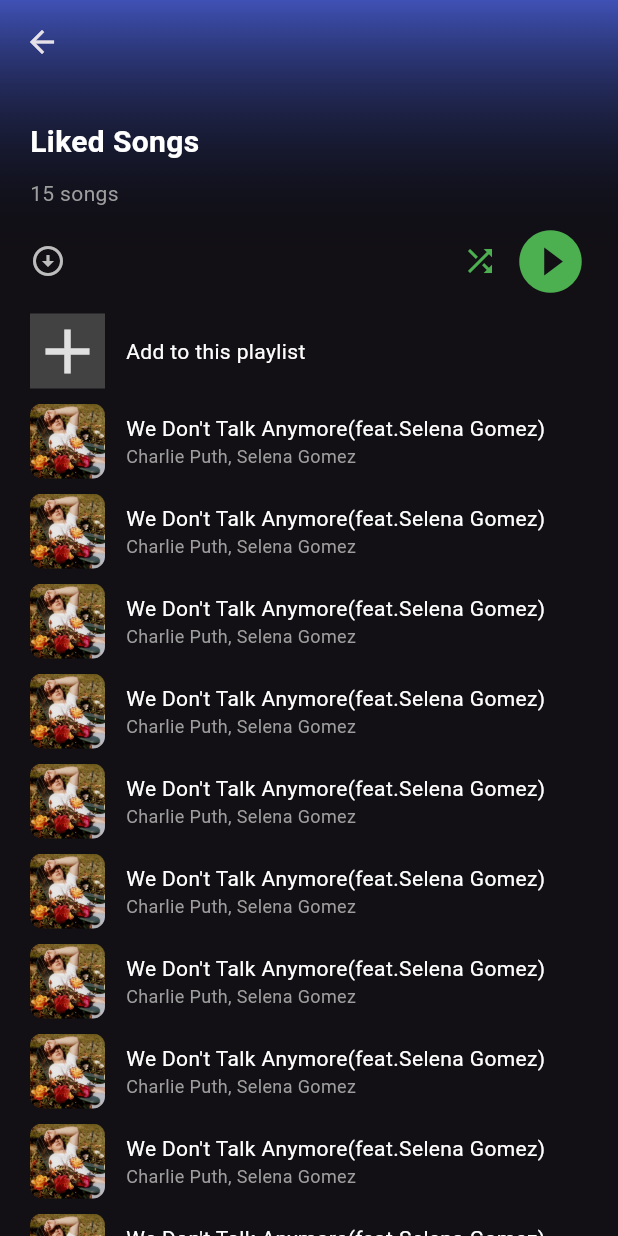
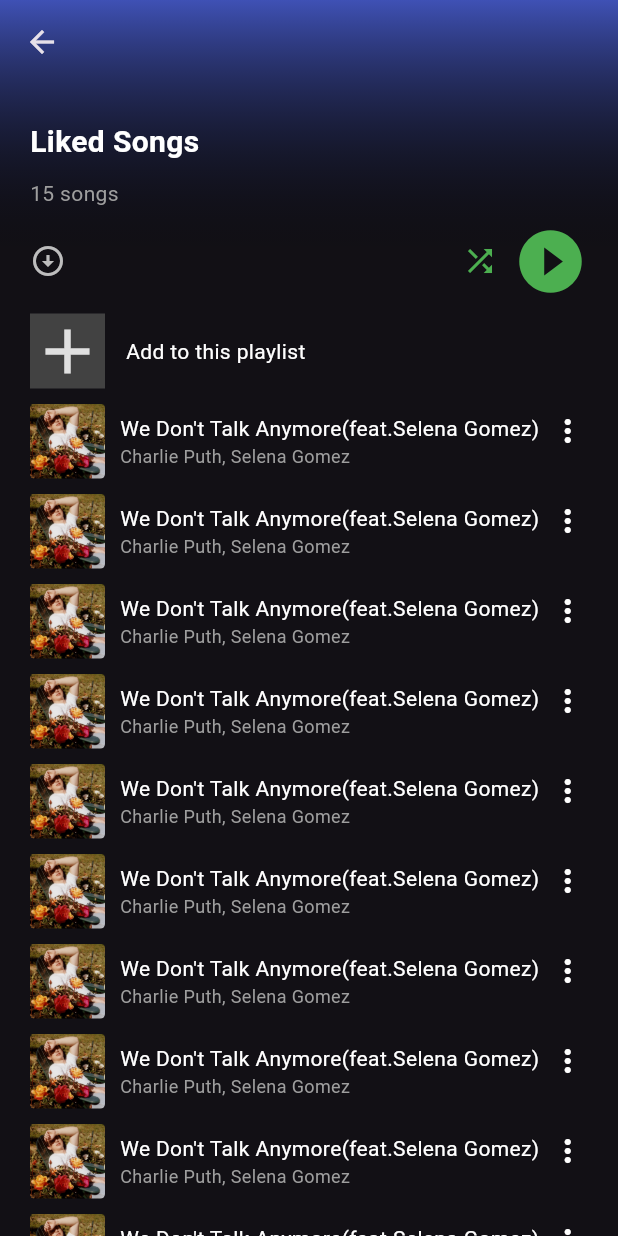
Before and after one commit to rustyonkeys/Spotify_clone, a Flutter app: the screen it shows after launch, after a tap on "Liked Songs", on a phone screen of 412 x 824 dp. Run offline on Flutter 3.47's test engine with Material 3 defaults, Android fonts, the phone set to English and light mode, and no system bars.

Commit message:
Added BottomNavBar but need fixes

```diff
--- a/lib/main.dart
+++ b/lib/main.dart
@@ -1,4 +1,5 @@
 import "package:flutter/material.dart";
+import "package:spotify_clone/sections/bottom.dart";
 import "package:spotify_clone/sections/home.dart";
 
 void main() => runApp(MyApp());
@@ -13,7 +14,7 @@ class MyApp extends StatelessWidget {
       theme: ThemeData(
         brightness: Brightness.dark
       ),
-      home: HomePage() ,
+      home: BottomNav() ,
     );
   }
 }
--- /dev/null
+++ b/lib/sections/bottom.dart
@@ -0,0 +1,44 @@
+import 'package:flutter/material.dart';
+import 'package:spotify_clone/sections/home.dart';
+import 'package:spotify_clone/sections/likedsongs.dart';
+import 'package:spotify_clone/sections/songs/charlieputh.dart';
+import 'package:spotify_clone/sections/songs/theweekend.dart';
+
+class BottomNav extends StatefulWidget {
+  const BottomNav({super.key});
+
+  @override
+  State<BottomNav> createState() => _BottomNavState();
+}
+
+class _BottomNavState extends State<BottomNav> {
+  int selectedindex = 0;
+
+  List<Widget> widgets =[
+    HomePage(),
+    LikedSongs(),
+    CharliePuth(),
+    TheWeekend()
+  ];
+  void onTapped(int index){
+    setState(() {
+      selectedindex = index;
+    });
+  }
+  @override
+  Widget build(BuildContext context) {
+    return Scaffold(
+      body: widgets.elementAt(selectedindex),
+      bottomNavigationBar: BottomNavigationBar(items: const <BottomNavigationBarItem>[
+        BottomNavigationBarItem(icon: Icon(Icons.home_filled),label: 'Home'),
+        BottomNavigationBarItem(icon: Icon(Icons.search),label: 'Search'),
+        BottomNavigationBarItem(icon: Icon(Icons.library_add_rounded),label: 'Your Library'),
+        BottomNavigationBarItem(icon: Icon(Icons.workspace_premium),label: 'Premium')
+      ],
+      currentIndex: selectedindex,
+      selectedItemColor: Colors.white,
+      unselectedItemColor: Colors.grey,
+        onTap: onTapped,),
+    );
+  }
+}
--- a/lib/sections/home.dart
+++ b/lib/sections/home.dart
@@ -469,6 +469,7 @@ class HomePage extends StatelessWidget {
 
             ],),
         )
+
     );
   }
 }
--- a/lib/sections/likedsongs.dart
+++ b/lib/sections/likedsongs.dart
@@ -65,8 +65,11 @@ class LikedSongs extends StatelessWidget {
               children: [
                 Container(child:
                 ClipRRect(child: Image(image: AssetImage("assets/charlieputh.jpg")),
-                  borderRadius: BorderRadius.circular(8),),width: 50,height: 50,),
-                  SizedBox(width: 14,),
+                  borderRadius: BorderRadius.circular(3),),width: 50,height: 50,),
+                SizedBox(width: 10,),
+                Row(
+                  crossAxisAlignment: CrossAxisAlignment.start,
+                  children: [
                     Column(
                       crossAxisAlignment: CrossAxisAlignment.start,
                       children: [
@@ -76,6 +79,10 @@ class LikedSongs extends StatelessWidget {
                             fontSize: 12),)
                       ],
                     ),
+                    SizedBox(width: 7,),
+                    Icon(Icons.more_vert_rounded)
+                  ],
+                ),
               ],
             ),
               SizedBox(height:10),
@@ -83,8 +90,11 @@ class LikedSongs extends StatelessWidget {
                 children: [
                   Container(child:
                   ClipRRect(child: Image(image: AssetImage("assets/charlieputh.jpg")),
-                    borderRadius: BorderRadius.circular(8),),width: 50,height: 50,),
-                  SizedBox(width: 14,),
+                    borderRadius: BorderRadius.circular(3),),width: 50,height: 50,),
+                  SizedBox(width: 10,),
+                  Row(
+                    crossAxisAlignment: CrossAxisAlignment.start,
+                    children: [
                       Column(
                         crossAxisAlignment: CrossAxisAlignment.start,
                         children: [
@@ -94,6 +104,10 @@ class LikedSongs extends StatelessWidget {
                               fontSize: 12),)
                         ],
                       ),
+                      SizedBox(width: 7,),
+                      Icon(Icons.more_vert_rounded)
+                    ],
+                  ),
                 ],
               ),
               SizedBox(height:10),
@@ -101,8 +115,11 @@ class LikedSongs extends StatelessWidget {
                 children: [
                   Container(child:
                   ClipRRect(child: Image(image: AssetImage("assets/charlieputh.jpg")),
-                    borderRadius: BorderRadius.circular(8),),width: 50,height: 50,),
-                  SizedBox(width: 14,),
+                    borderRadius: BorderRadius.circular(3),),width: 50,height: 50,),
+                  SizedBox(width: 10,),
+                  Row(
+                    crossAxisAlignment: CrossAxisAlignment.start,
+                    children: [
                       Column(
                         crossAxisAlignment: CrossAxisAlignment.start,
                         children: [
@@ -112,6 +129,10 @@ class LikedSongs extends StatelessWidget {
                               fontSize: 12),)
                         ],
                       ),
+                      SizedBox(width: 7,),
+                      Icon(Icons.more_vert_rounded)
+                    ],
+                  ),
                 ],
               ),
               SizedBox(height:10),
@@ -119,8 +140,11 @@ class LikedSongs extends StatelessWidget {
                 children: [
                   Container(child:
                   ClipRRect(child: Image(image: AssetImage("assets/charlieputh.jpg")),
-                    borderRadius: BorderRadius.circular(8),),width: 50,height: 50,),
-                  SizedBox(width: 14,),
+                    borderRadius: BorderRadius.circular(3),),width: 50,height: 50,),
+                  SizedBox(width: 10,),
+                  Row(
+                    crossAxisAlignment: CrossAxisAlignment.start,
+                    children: [
                       Column(
                         crossAxisAlignment: CrossAxisAlignment.start,
                         children: [
@@ -130,6 +154,10 @@ class LikedSongs extends StatelessWidget {
                               fontSize: 12),)
                         ],
                       ),
+                      SizedBox(width: 7,),
+                      Icon(Icons.more_vert_rounded)
+                    ],
+                  ),
                 ],
               ),
               SizedBox(height:10),
@@ -137,8 +165,11 @@ class LikedSongs extends StatelessWidget {
                 children: [
                   Container(child:
                   ClipRRect(child: Image(image: AssetImage("assets/charlieputh.jpg")),
-                    borderRadius: BorderRadius.circular(8),),width: 50,height: 50,),
-                  SizedBox(width: 14,),
+                    borderRadius: BorderRadius.circular(3),),width: 50,height: 50,),
+                  SizedBox(width: 10,),
+                  Row(
+                    crossAxisAlignment: CrossAxisAlignment.start,
+                    children: [
                       Column(
                         crossAxisAlignment: CrossAxisAlignment.start,
                         children: [
@@ -148,6 +179,10 @@ class LikedSongs extends StatelessWidget {
                               fontSize: 12),)
                         ],
                       ),
+                      SizedBox(width: 7,),
+                      Icon(Icons.more_vert_rounded)
+                    ],
+                  ),
                 ],
               ),
               SizedBox(height:10),
@@ -155,8 +190,11 @@ class LikedSongs extends StatelessWidget {
                 children: [
                   Container(child:
                   ClipRRect(child: Image(image: AssetImage("assets/charlieputh.jpg")),
-                    borderRadius: BorderRadius.circular(8),),width: 50,height: 50,),
-                  SizedBox(width: 14,),
+                    borderRadius: BorderRadius.circular(3),),width: 50,height: 50,),
+                  SizedBox(width: 10,),
+                  Row(
+                    crossAxisAlignment: CrossAxisAlignment.start,
+                    children: [
                       Column(
                         crossAxisAlignment: CrossAxisAlignment.start,
                         children: [
@@ -166,6 +204,10 @@ class LikedSongs extends StatelessWidget {
                               fontSize: 12),)
                         ],
                       ),
+                      SizedBox(width: 7,),
+                      Icon(Icons.more_vert_rounded)
+                    ],
+                  ),
                 ],
               ),
               SizedBox(height:10),
@@ -173,8 +215,11 @@ class LikedSongs extends StatelessWidget {
                 children: [
                   Container(child:
                   ClipRRect(child: Image(image: AssetImage("assets/charlieputh.jpg")),
-                    borderRadius: BorderRadius.circular(8),),width: 50,height: 50,),
-                  SizedBox(width: 14,),
+                    borderRadius: BorderRadius.circular(3),),width: 50,height: 50,),
+                  SizedBox(width: 10,),
+                  Row(
+                    crossAxisAlignment: CrossAxisAlignment.start,
+                    children: [
                       Column(
                         crossAxisAlignment: CrossAxisAlignment.start,
                         children: [
@@ -184,6 +229,10 @@ class LikedSongs extends StatelessWidget {
                               fontSize: 12),)
                         ],
                       ),
+                      SizedBox(width: 7,),
+                      Icon(Icons.more_vert_rounded)
+                    ],
+                  ),
                 ],
               ),
               SizedBox(height:10),
@@ -191,8 +240,11 @@ class LikedSongs extends StatelessWidget {
                 children: [
                   Container(child:
                   ClipRRect(child: Image(image: AssetImage("assets/charlieputh.jpg")),
-                    borderRadius: BorderRadius.circular(8),),width: 50,height: 50,),
-                  SizedBox(width: 14,),
+                    borderRadius: BorderRadius.circular(3),),width: 50,height: 50,),
+                  SizedBox(width: 10,),
+                  Row(
+                    crossAxisAlignment: CrossAxisAlignment.start,
+                    children: [
                       Column(
                         crossAxisAlignment: CrossAxisAlignment.start,
                         children: [
@@ -202,6 +254,10 @@ class LikedSongs extends StatelessWidget {
                               fontSize: 12),)
                         ],
                       ),
+                      SizedBox(width: 7,),
+                      Icon(Icons.more_vert_rounded)
+                    ],
+                  ),
                 ],
               ),
               SizedBox(height:10),
@@ -209,8 +265,11 @@ class LikedSongs extends StatelessWidget {
                 children: [
                   Container(child:
                   ClipRRect(child: Image(image: AssetImage("assets/charlieputh.jpg")),
-                    borderRadius: BorderRadius.circular(8),),width: 50,height: 50,),
-                  SizedBox(width: 14,),
+                    borderRadius: BorderRadius.circular(3),),width: 50,height: 50,),
+                  SizedBox(width: 10,),
+                  Row(
+                    crossAxisAlignment: CrossAxisAlignment.start,
+                    children: [
                       Column(
                         crossAxisAlignment: CrossAxisAlignment.start,
                         children: [
@@ -220,6 +279,10 @@ class LikedSongs extends StatelessWidget {
                               fontSize: 12),)
                         ],
                       ),
+                      SizedBox(width: 7,),
+                      Icon(Icons.more_vert_rounded)
+                    ],
+                  ),
                 ],
               ),
               SizedBox(height:10),
@@ -227,8 +290,11 @@ class LikedSongs extends StatelessWidget {
                 children: [
                   Container(child:
                   ClipRRect(child: Image(image: AssetImage("assets/charlieputh.jpg")),
-                    borderRadius: BorderRadius.circular(8),),width: 50,height: 50,),
-                  SizedBox(width: 14,),
+                    borderRadius: BorderRadius.circular(3),),width: 50,height: 50,),
+                  SizedBox(width: 10,),
+                  Row(
+                    crossAxisAlignment: CrossAxisAlignment.start,
+                    children: [
                       Column(
                         crossAxisAlignment: CrossAxisAlignment.start,
                         children: [
@@ -238,6 +304,10 @@ class LikedSongs extends StatelessWidget {
                               fontSize: 12),)
                         ],
                       ),
+                      SizedBox(width: 7,),
+                      Icon(Icons.more_vert_rounded)
+                    ],
+                  ),
                 ],
               ),
               SizedBox(height:10),
@@ -245,8 +315,11 @@ class LikedSongs extends StatelessWidget {
                 children: [
                   Container(child:
                   ClipRRect(child: Image(image: AssetImage("assets/charlieputh.jpg")),
-                    borderRadius: BorderRadius.circular(8),),width: 50,height: 50,),
-                  SizedBox(width: 14,),
+                    borderRadius: BorderRadius.circular(3),),width: 50,height: 50,),
+                  SizedBox(width: 10,),
+                  Row(
+                    crossAxisAlignment: CrossAxisAlignment.start,
+                    children: [
                       Column(
                         crossAxisAlignment: CrossAxisAlignment.start,
                         children: [
@@ -256,6 +329,10 @@ class LikedSongs extends StatelessWidget {
                               fontSize: 12),)
                         ],
                       ),
+                      SizedBox(width: 7,),
+                      Icon(Icons.more_vert_rounded)
+                    ],
+                  ),
                 ],
               ),
               SizedBox(height:10),
@@ -263,8 +340,11 @@ class LikedSongs extends StatelessWidget {
                 children: [
                   Container(child:
                   ClipRRect(child: Image(image: AssetImage("assets/charlieputh.jpg")),
-                    borderRadius: BorderRadius.circular(8),),width: 50,height: 50,),
-                  SizedBox(width: 14,),
+                    borderRadius: BorderRadius.circular(3),),width: 50,height: 50,),
+                  SizedBox(width: 10,),
+                  Row(
+                    crossAxisAlignment: CrossAxisAlignment.start,
+                    children: [
                       Column(
                         crossAxisAlignment: CrossAxisAlignment.start,
                         children: [
@@ -274,6 +354,10 @@ class LikedSongs extends StatelessWidget {
                               fontSize: 12),)
                         ],
                       ),
+                      SizedBox(width: 7,),
+                      Icon(Icons.more_vert_rounded)
+                    ],
+                  ),
                 ],
               ),
               SizedBox(height:10),
@@ -281,8 +365,11 @@ class LikedSongs extends StatelessWidget {
                 children: [
                   Container(child:
                   ClipRRect(child: Image(image: AssetImage("assets/charlieputh.jpg")),
-                    borderRadius: BorderRadius.circular(8),),width: 50,height: 50,),
-                  SizedBox(width: 14,),
+                    borderRadius: BorderRadius.circular(3),),width: 50,height: 50,),
+                  SizedBox(width: 10,),
+                  Row(
+                    crossAxisAlignment: CrossAxisAlignment.start,
+                    children: [
                       Column(
                         crossAxisAlignment: CrossAxisAlignment.start,
                         children: [
@@ -292,22 +379,8 @@ class LikedSongs extends StatelessWidget {
                               fontSize: 12),)
                         ],
                       ),
-                ],
-              ),
-              SizedBox(height:10),
-              Row(
-                children: [
-                  Container(child:
-                  ClipRRect(child: Image(image: AssetImage("assets/charlieputh.jpg")),
-                    borderRadius: BorderRadius.circular(8),),width: 50,height: 50,),
-                  SizedBox(width: 14,),
-                  Column(
-                    crossAxisAlignment: CrossAxisAlignment.start,
-                    children: [
-                      Text("We Don't Talk Anymore(feat.Selena Gomez)", style: TextStyle(color:Colors.white,
-                          fontWeight: FontWeight.w400),),
-                      Text("Charlie Puth, Selena Gomez", style: TextStyle(color: Colors.grey,
-                          fontSize: 12),)
+                      SizedBox(width: 7,),
+                      Icon(Icons.more_vert_rounded)
                     ],
                   ),
                 ],
@@ -317,7 +390,7 @@ class LikedSongs extends StatelessWidget {
                 children: [
                   Container(child:
                   ClipRRect(child: Image(image: AssetImage("assets/charlieputh.jpg")),
-                    borderRadius: BorderRadius.circular(8),),width: 50,height: 50,),
+                    borderRadius: BorderRadius.circular(3),),width: 50,height: 50,),
                   SizedBox(width: 14,),
                   Column(
                     crossAxisAlignment: CrossAxisAlignment.start,
```
Lines whose indentation alone changed are shown as unchanged.
